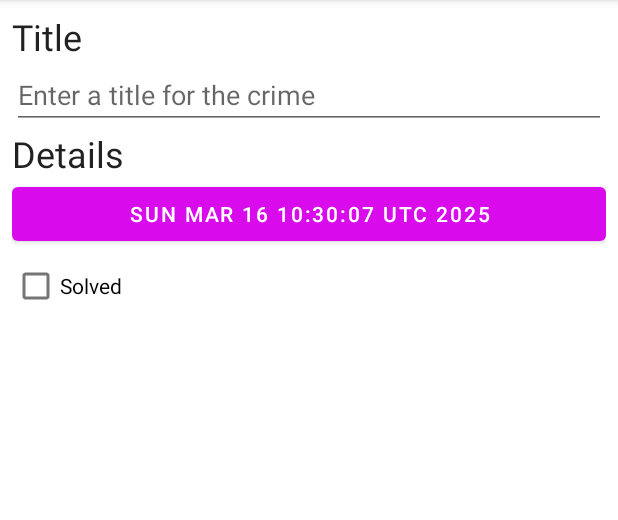
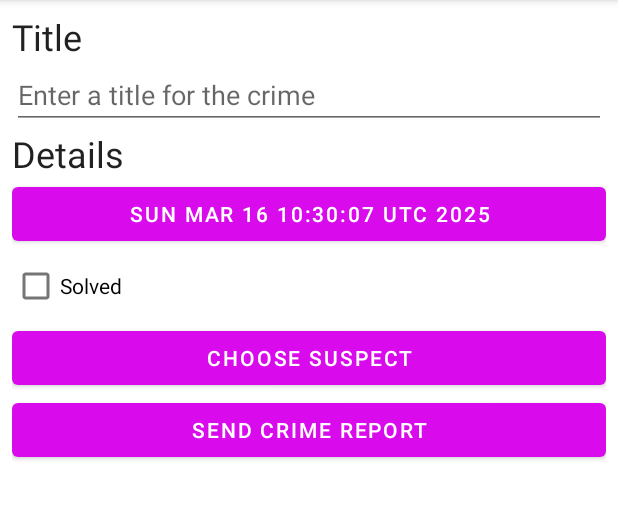
Before and after one commit to raviSaharan07/Criminal-Intent, an Android app: the screen it shows after launch (MainActivity), after a tap on "Empty List!! Click Plus to add Crime", on a phone screen of 412 x 824 dp, the part 84-604 px from its top. Run offline under Robolectric (Android 15) with nearby library versions, the phone set to English and light mode, and no system bars; our stand-ins replace Room's generated code.

Commit message:
Send CrimeReport Button Configured

```diff
--- a/app/src/main/AndroidManifest.xml
+++ b/app/src/main/AndroidManifest.xml
@@ -18,7 +18,6 @@
             android:exported="true">
             <intent-filter>
                 <action android:name="android.intent.action.MAIN" />
-
                 <category android:name="android.intent.category.LAUNCHER" />
             </intent-filter>
         </activity>
--- a/app/src/main/java/com/ravisaharan/criminalintent/Crime.kt
+++ b/app/src/main/java/com/ravisaharan/criminalintent/Crime.kt
@@ -10,5 +10,6 @@ data class Crime(
     @PrimaryKey val id: UUID,
     val title: String,
     val date: Date,
-    val isSolved: Boolean
+    val isSolved: Boolean,
+    val suspect:String=""
 )
--- a/app/src/main/java/com/ravisaharan/criminalintent/CrimeRepository.kt
+++ b/app/src/main/java/com/ravisaharan/criminalintent/CrimeRepository.kt
@@ -3,6 +3,7 @@ package com.ravisaharan.criminalintent
 import android.content.Context
 import androidx.room.Room
 import com.ravisaharan.criminalintent.database.CrimeDatabase
+import com.ravisaharan.criminalintent.database.migration_1_2
 import kotlinx.coroutines.CoroutineScope
 import kotlinx.coroutines.GlobalScope
 import kotlinx.coroutines.flow.Flow
@@ -18,6 +19,7 @@ class CrimeRepository private constructor(context: Context,private val coroutine
         CrimeDatabase::class.java,
         DATABASE_NAME)
         //.createFromAsset(DATABASE_NAME)
+        .addMigrations(migration_1_2)
         .build()
 
     fun getCrimes() : Flow<List<Crime>> = database.crimeDao().getCrimes()
--- a/app/src/main/java/com/ravisaharan/criminalintent/database/CrimeDatabase.kt
+++ b/app/src/main/java/com/ravisaharan/criminalintent/database/CrimeDatabase.kt
@@ -3,11 +3,19 @@ package com.ravisaharan.criminalintent.database
 import androidx.room.Database
 import androidx.room.RoomDatabase
 import androidx.room.TypeConverters
+import androidx.room.migration.Migration
+import androidx.sqlite.db.SupportSQLiteDatabase
 import com.ravisaharan.criminalintent.Crime
 
-@Database(entities = [Crime::class], version = 1)
+@Database(entities = [Crime::class], version = 2)
 @TypeConverters(CrimeTypeConverters::class)
 abstract class CrimeDatabase : RoomDatabase() {
 
     abstract fun crimeDao(): CrimeDao
 }
+
+val migration_1_2 = object : Migration(1,2){
+    override fun migrate(db: SupportSQLiteDatabase) {
+        db.execSQL("ALTER TABLE Crime ADD COLUMN suspect TEXT NOT NULL DEFAULT ''")
+    }
+}
--- a/app/src/main/res/layout/fragment_crime_detail.xml
+++ b/app/src/main/res/layout/fragment_crime_detail.xml
@@ -38,4 +38,16 @@
         android:layout_height="wrap_content"
         android:text="@string/crime_solved_label" />
 
+    <Button
+        android:id="@+id/crime_suspect"
+        android:layout_width="match_parent"
+        android:layout_height="wrap_content"
+        android:text="@string/crime_suspect_text"/>
+
+    <Button
+        android:id="@+id/crime_report"
+        android:layout_width="match_parent"
+        android:layout_height="wrap_content"
+        android:text="@string/crime_report_text"/>
+
 </LinearLayout>
--- a/app/src/main/res/values/strings.xml
+++ b/app/src/main/res/values/strings.xml
@@ -6,4 +6,15 @@
     <string name="crime_solved_label">Solved</string>
     <string name="new_crime">New Crime</string>
     <string name="empty_recycler_view">Empty List!! Click Plus to add Crime</string>
+    <string name="crime_suspect_text">Choose Suspect</string>
+    <string name="crime_report_text">Send Crime Report</string>
+    <string name="crime_report">%1$s!
+      The crime was discovered on %2$s. %3$s, and %4$s
+    </string>
+    <string name="crime_report_solved">The case is solved</string>
+    <string name="crime_report_unsolved">The case is not solved</string>
+    <string name="crime_report_no_suspect">there is no suspect.</string>
+    <string name="crime_report_suspect">the suspect is %s.</string>
+    <string name="crime_report_subject">CriminalIntent Crime Report</string>
+    <string name="send_report">Send crime report via</string>
 </resources>
```
Also changed, not shown: app/src/main/java/com/ravisaharan/criminalintent/CrimeDetailFragment.kt (+36 -0 lines), 1 other file.
